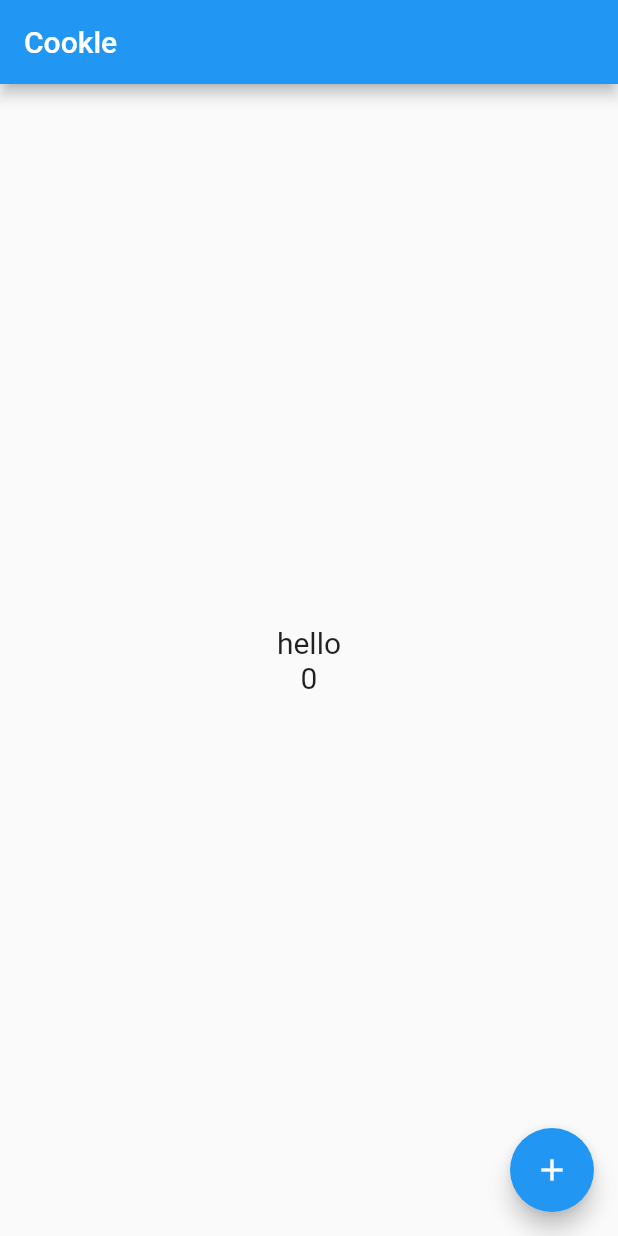
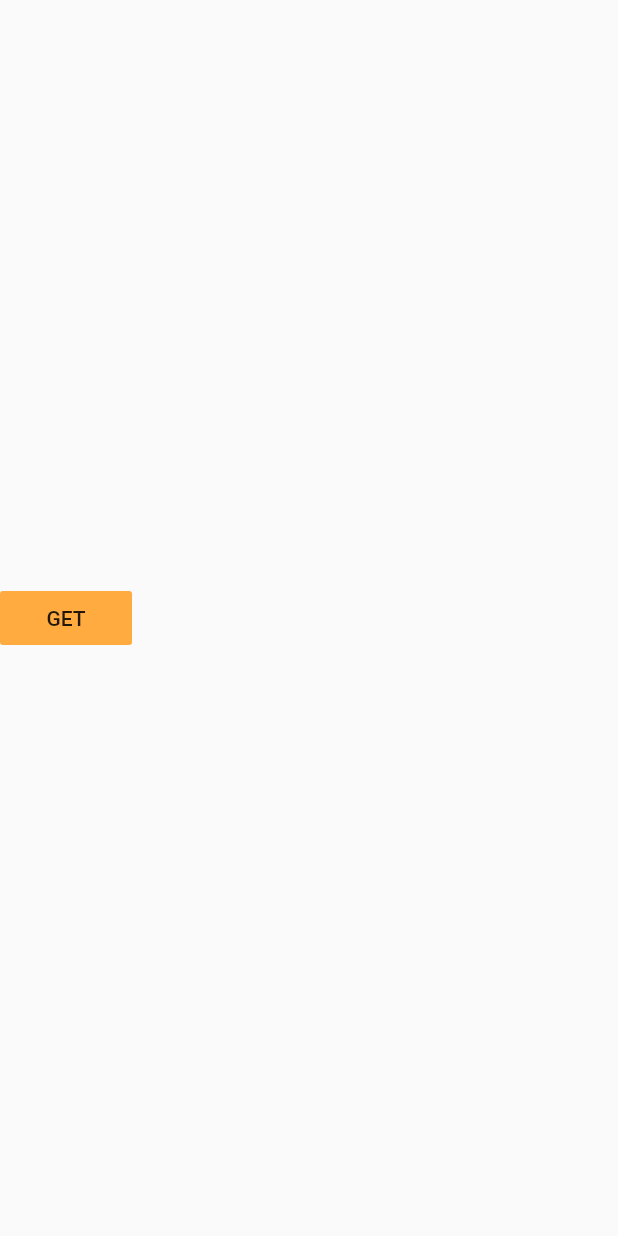
Before and after one commit to shk3029/myfirst, a Flutter app: the screen it shows after launch, on a phone screen of 412 x 824 dp. Run offline on Flutter 3.47's test engine with Material 2 defaults, Android fonts, the phone set to English and light mode, and no system bars; our stand-ins replace dio.

Commit message:
자동완성 GET 추가

```diff
--- a/lib/main.dart
+++ b/lib/main.dart
@@ -1,27 +1,47 @@
 import 'package:flutter/material.dart';
+import 'package:cookle/dio_server.dart';
 
-void main() {
-  runApp(MyApp());
-}
+void main() => runApp(MyApp());
 
 
 class MyApp extends StatelessWidget {
   // This widget is the root of your application.
   @override
   Widget build(BuildContext context) {
+    return MaterialApp(
+      home: MyHomePage(),
+    );
     // is not restarted.
-    return MaterialApp(
+    /*return MaterialApp(
       title: 'Flutter Demo',
       theme: ThemeData(
         visualDensity: VisualDensity.adaptivePlatformDensity,
       ),
-      home: MainPage("Cookle"));
+      home: MainPage("Cookle")
+    );*/
   }
 }
 
-// stful (상태가 있는 위젯)
+class MyHomePage extends StatelessWidget {
+  @override
+  Widget build(BuildContext context) {
+    return Scaffold(
+      body: Column(
+        mainAxisAlignment: MainAxisAlignment.spaceAround,
+        children: <Widget>[
+          FlatButton(
+            color: Colors.orangeAccent,
+            onPressed: () {
+              server.getReq();
+            },
+            child: Text("GET"))
+        ],
+      ),
+    );
+  }
+}
+
 class MainPage extends StatefulWidget {
-
   final String title;
   MainPage(this.title);
 
--- a/pubspec.yaml
+++ b/pubspec.yaml
@@ -24,14 +24,16 @@ dependencies:
   flutter:
     sdk: flutter
 
-
   # The following adds the Cupertino Icons font to your application.
   # Use with the CupertinoIcons class for iOS style icons.
   cupertino_icons: ^0.1.3
+  dio: ^3.0.7
+  http: ^0.12.0+2
 
 dev_dependencies:
   flutter_test:
     sdk: flutter
+
 
 # For information on the generic Dart part of this file, see the
 # following page: https://dart.dev/tools/pub/pubspec
```
Also changed, not shown: lib/dio_server.dart (added, +19 -0 lines), pubspec.lock, 1 other file.
